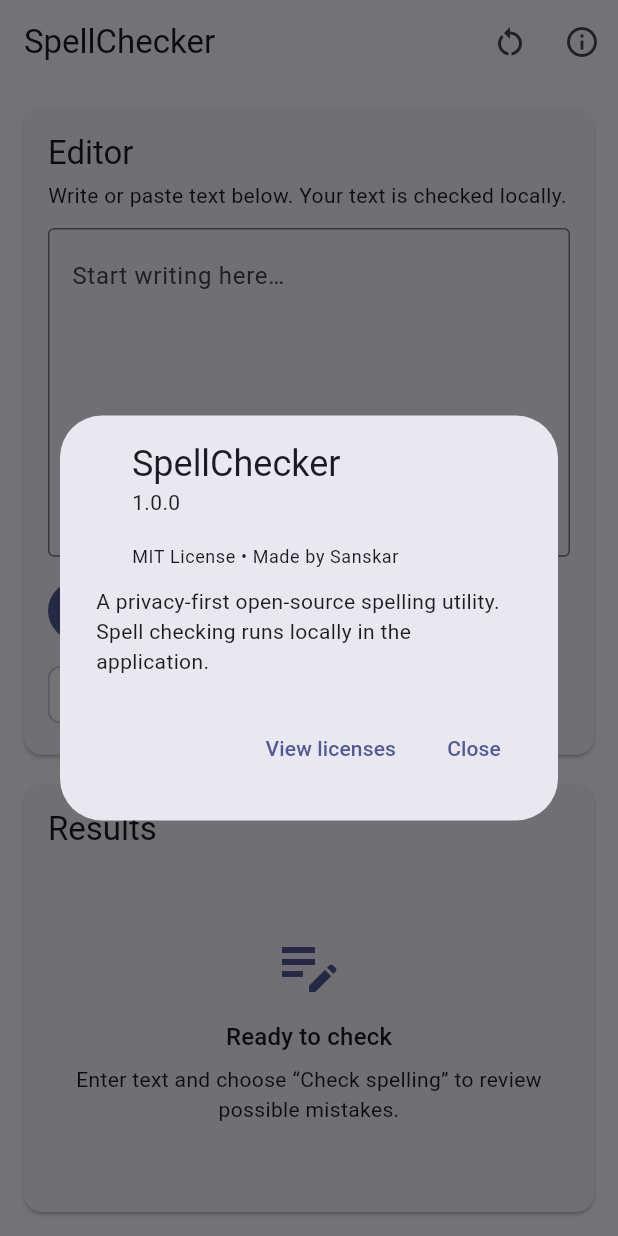
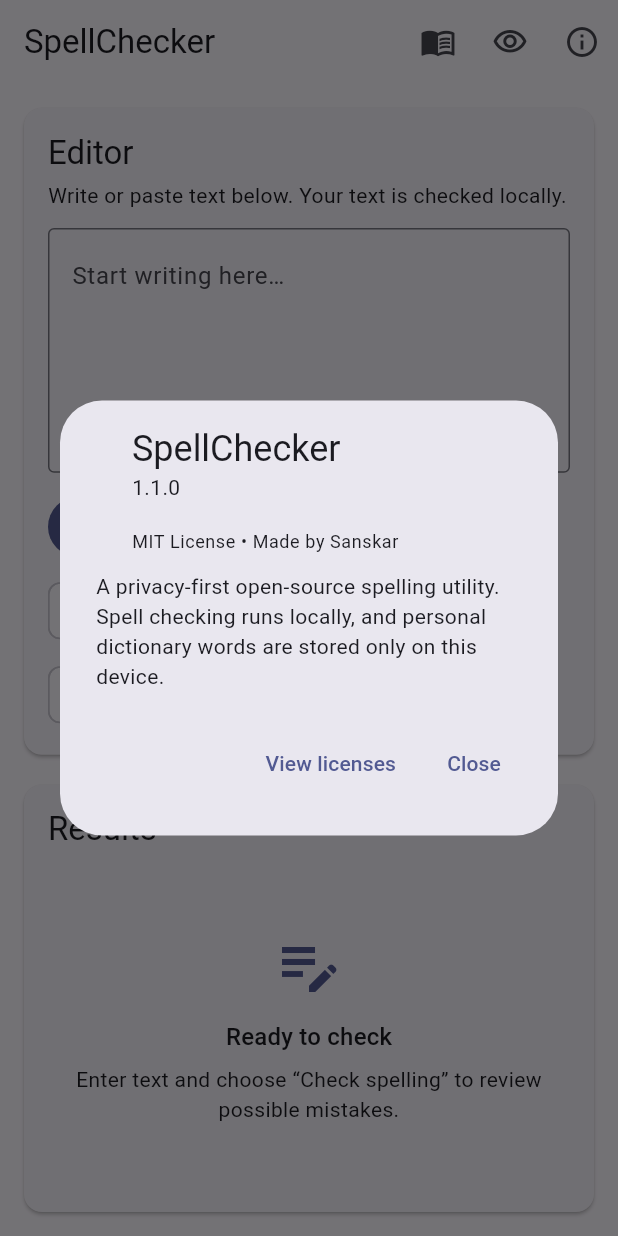
Before and after one commit to sanskarIN/SpellChecker, a Flutter app: the screen it shows after launch, after a tap on the "info outline" icon, on a phone screen of 412 x 824 dp. Run offline on Flutter 3.47's test engine with Material 3 defaults, Android fonts, the phone set to English and light mode, and no system bars; our stand-ins replace shared_preferences.

Commit message:
feat: persist personal dictionaries and suggestion settings in editor

```diff
--- a/lib/features/editor/spell_checker_page.dart
+++ b/lib/features/editor/spell_checker_page.dart
@@ -1,11 +1,17 @@
+import 'dart:async';
+
 import 'package:flutter/material.dart';
 
 import '../../core/spell_checker_engine.dart';
 import '../../core/spell_issue.dart';
 import '../../core/text_statistics.dart';
+import '../../storage/dictionary_preferences.dart';
+import 'dictionary_manager_dialog.dart';
 
 class SpellCheckerPage extends StatefulWidget {
-  const SpellCheckerPage({super.key});
+  const SpellCheckerPage({this.preferences, super.key});
+
+  final DictionaryPreferences? preferences;
 
   @override
   State<SpellCheckerPage> createState() => _SpellCheckerPageState();
@@ -15,14 +21,51 @@ class _SpellCheckerPageState extends State<SpellCheckerPage> {
   final TextEditingController _controller = TextEditingController();
   final SpellCheckerEngine _engine = SpellCheckerEngine();
 
+  late final DictionaryPreferences _preferences;
   List<SpellIssue> _issues = const <SpellIssue>[];
   TextStatistics _statistics = TextStatistics.fromText('');
+  int _suggestionLimit = DictionaryPreferences.defaultSuggestionLimit;
   bool _hasChecked = false;
+  bool _preferencesLoaded = false;
+
+  @override
+  void initState() {
+    super.initState();
+    _preferences = widget.preferences ?? DictionaryPreferences();
+    unawaited(_restorePreferences());
+  }
 
   @override
   void dispose() {
     _controller.dispose();
     super.dispose();
+  }
+
+  Future<void> _restorePreferences() async {
+    try {
+      final words = await _preferences.loadPersonalWords();
+      final limit = await _preferences.loadSuggestionLimit();
+      if (!mounted) {
+        return;
+      }
+      _engine.replacePersonalDictionary(words);
+      setState(() {
+        _suggestionLimit = limit;
+        _preferencesLoaded = true;
+      });
+    } catch (_) {
+      if (!mounted) {
+        return;
+      }
+      setState(() => _preferencesLoaded = true);
+      WidgetsBinding.instance.addPostFrameCallback((_) {
+        if (mounted) {
+          _showMessage(
+            'Saved dictionary preferences could not be loaded. Session mode is still available.',
+          );
+        }
+      });
+    }
   }
 
   void _onTextChanged(String value) {
@@ -36,7 +79,10 @@ class _SpellCheckerPageState extends State<SpellCheckerPage> {
   void _checkText() {
     setState(() {
       _statistics = TextStatistics.fromText(_controller.text);
-      _issues = _engine.check(_controller.text);
+      _issues = _engine.check(
+        _controller.text,
+        suggestionLimit: _suggestionLimit,
+      );
       _hasChecked = true;
     });
   }
@@ -73,10 +119,29 @@ class _SpellCheckerPageState extends State<SpellCheckerPage> {
     _checkText();
   }
 
-  void _addToDictionary(SpellIssue issue) {
+  Future<void> _addToDictionary(SpellIssue issue) async {
+    if (!_preferencesLoaded) {
+      _showMessage('Dictionary preferences are still loading.');
+      return;
+    }
+
+    final before = _engine.personalDictionary;
     _engine.addToPersonalDictionary(issue.word);
-    _checkText();
-    _showMessage('Added “${issue.word}” to the session dictionary.');
+    try {
+      await _preferences.savePersonalWords(_engine.personalDictionary);
+      if (!mounted) {
+        return;
+      }
+      _checkText();
+      _showMessage('Saved “${issue.word}” to your personal dictionary.');
+    } catch (_) {
+      _engine.replacePersonalDictionary(before);
+      if (!mounted) {
+        return;
+      }
+      _checkText();
+      _showMessage('Could not save “${issue.word}”.');
+    }
   }
 
   void _ignoreWord(SpellIssue issue) {
@@ -85,10 +150,60 @@ class _SpellCheckerPageState extends State<SpellCheckerPage> {
     _showMessage('Ignoring “${issue.word}” for this session.');
   }
 
-  void _resetSessionWords() {
-    _engine.resetSession();
-    _checkText();
-    _showMessage('Session dictionary and ignored words were reset.');
+  void _clearIgnoredWords() {
+    final count = _engine.ignoredWords.length;
+    _engine.clearIgnoredWords();
+    if (_hasChecked) {
+      _checkText();
+    } else {
+      setState(() {});
+    }
+    _showMessage(
+      count == 0
+          ? 'There were no ignored session words.'
+          : 'Cleared $count ignored session ${count == 1 ? 'word' : 'words'}.',
+    );
+  }
+
+  Future<void> _showDictionaryManager() async {
+    if (!_preferencesLoaded) {
+      _showMessage('Dictionary preferences are still loading.');
+      return;
+    }
+
+    await showDialog<void>(
+      context: context,
+      builder: (BuildContext context) => DictionaryManagerDialog(
+        initialWords: _engine.personalDictionary,
+        initialSuggestionLimit: _suggestionLimit,
+        onWordsChanged: _applyPersonalWords,
+        onSuggestionLimitChanged: _applySuggestionLimit,
+      ),
+    );
+  }
+
+  Future<void> _applyPersonalWords(Set<String> words) async {
+    await _preferences.savePersonalWords(words);
+    _engine.replacePersonalDictionary(words);
+    if (!mounted) {
+      return;
+    }
+    if (_hasChecked) {
+      _checkText();
+    } else {
+      setState(() {});
+    }
+  }
+
+  Future<void> _applySuggestionLimit(int limit) async {
+    await _preferences.saveSuggestionLimit(limit);
+    if (!mounted) {
+      return;
+    }
+    setState(() => _suggestionLimit = limit);
+    if (_hasChecked) {
+      _checkText();
+    }
   }
 
   void _showMessage(String message) {
@@ -111,12 +226,12 @@ class _SpellCheckerPageState extends State<SpellCheckerPage> {
     showAboutDialog(
       context: context,
       applicationName: 'SpellChecker',
-      applicationVersion: '1.0.0',
+      applicationVersion: '1.1.0',
       applicationLegalese: 'MIT License • Made by Sanskar',
       children: const <Widget>[
         SizedBox(height: 12),
         Text(
-          'A privacy-first open-source spelling utility. Spell checking runs locally in the application.',
+          'A privacy-first open-source spelling utility. Spell checking runs locally, and personal dictionary words are stored only on this device.',
         ),
       ],
     );
@@ -124,14 +239,30 @@ class _SpellCheckerPageState extends State<SpellCheckerPage> {
 
   @override
   Widget build(BuildContext context) {
+    final personalWordCount = _engine.personalDictionary.length;
+    final ignoredWordCount = _engine.ignoredWords.length;
+
     return Scaffold(
       appBar: AppBar(
         title: const Text('SpellChecker'),
         actions: <Widget>[
           IconButton(
-            tooltip: 'Reset session words',
-            onPressed: _resetSessionWords,
-            icon: const Icon(Icons.restart_alt),
+            tooltip: 'Manage personal dictionary',
+            onPressed: _preferencesLoaded ? _showDictionaryManager : null,
+            icon: Badge(
+              isLabelVisible: personalWordCount > 0,
+              label: Text('$personalWordCount'),
+              child: const Icon(Icons.menu_book_outlined),
+            ),
+          ),
+          IconButton(
+            tooltip: 'Clear ignored session words',
+            onPressed: _clearIgnoredWords,
+            icon: Badge(
+              isLabelVisible: ignoredWordCount > 0,
+              label: Text('$ignoredWordCount'),
+              child: const Icon(Icons.visibility_outlined),
+            ),
           ),
           IconButton(
             tooltip: 'About SpellChecker',
@@ -146,6 +277,8 @@ class _SpellCheckerPageState extends State<SpellCheckerPage> {
             final editor = _EditorPanel(
               controller: _controller,
               statistics: _statistics,
+              suggestionLimit: _suggestionLimit,
+              preferencesLoaded: _preferencesLoaded,
               onChanged: _onTextChanged,
               onCheck: _checkText,
               onClear: _clearText,
@@ -194,6 +327,8 @@ class _EditorPanel extends StatelessWidget {
   const _EditorPanel({
     required this.controller,
     required this.statistics,
+    required this.suggestionLimit,
+    required this.preferencesLoaded,
     required this.onChanged,
     required this.onCheck,
     required this.onClear,
@@ -201,6 +336,8 @@ class _EditorPanel extends StatelessWidget {
 
   final TextEditingController controller;
   final TextStatistics statistics;
+  final int suggestionLimit;
+  final bool preferencesLoaded;
   final ValueChanged<String> onChanged;
   final VoidCallback onCheck;
   final VoidCallback onClear;
@@ -214,7 +351,21 @@ class _EditorPanel extends StatelessWidget {
         child: Column(
           crossAxisAlignment: CrossAxisAlignment.stretch,
           children: <Widget>[
-            Text('Editor', style: Theme.of(context).textTheme.titleLarge),
+            Row(
+              children: <Widget>[
+                Expanded(
+                  child: Text(
+                    'Editor',
+                    style: Theme.of(context).textTheme.titleLarge,
+                  ),
+                ),
+                if (!preferencesLoaded)
+                  const SizedBox.square(
+                    dimension: 18,
+                    child: CircularProgressIndicator(strokeWidth: 2),
+                  ),
+              ],
+            ),
             const SizedBox(height: 4),
             Text(
               'Write or paste text below. Your text is checked locally.',
@@ -256,6 +407,7 @@ class _EditorPanel extends StatelessWidget {
                 _StatChip(label: '${statistics.words} words'),
                 _StatChip(label: '${statistics.characters} characters'),
                 _StatChip(label: '${statistics.sentences} sentences'),
+                _StatChip(label: '$suggestionLimit suggestions'),
               ],
             ),
           ],
@@ -286,7 +438,7 @@ class _ResultsPanel extends StatelessWidget {
   final List<SpellIssue> issues;
   final bool hasChecked;
   final void Function(SpellIssue issue, String suggestion) onReplace;
-  final ValueChanged<SpellIssue> onAddToDictionary;
+  final Future<void> Function(SpellIssue issue) onAddToDictionary;
   final ValueChanged<SpellIssue> onIgnore;
 
   @override
@@ -326,7 +478,8 @@ class _ResultsPanel extends StatelessWidget {
       return const _EmptyState(
         icon: Icons.edit_note,
         title: 'Ready to check',
-        message: 'Enter text and choose “Check spelling” to review possible mistakes.',
+        message:
+            'Enter text and choose “Check spelling” to review possible mistakes.',
       );
     }
 
@@ -364,7 +517,7 @@ class _IssueTile extends StatelessWidget {
 
   final SpellIssue issue;
   final ValueChanged<String> onReplace;
-  final VoidCallback onAddToDictionary;
+  final Future<void> Function() onAddToDictionary;
   final VoidCallback onIgnore;
 
   @override
@@ -408,12 +561,12 @@ class _IssueTile extends StatelessWidget {
             TextButton.icon(
               onPressed: onAddToDictionary,
               icon: const Icon(Icons.library_add_outlined),
-              label: const Text('Add word'),
+              label: const Text('Save word'),
             ),
             TextButton.icon(
               onPressed: onIgnore,
               icon: const Icon(Icons.visibility_off_outlined),
-              label: const Text('Ignore'),
+              label: const Text('Ignore once'),
             ),
           ],
         ),
```
